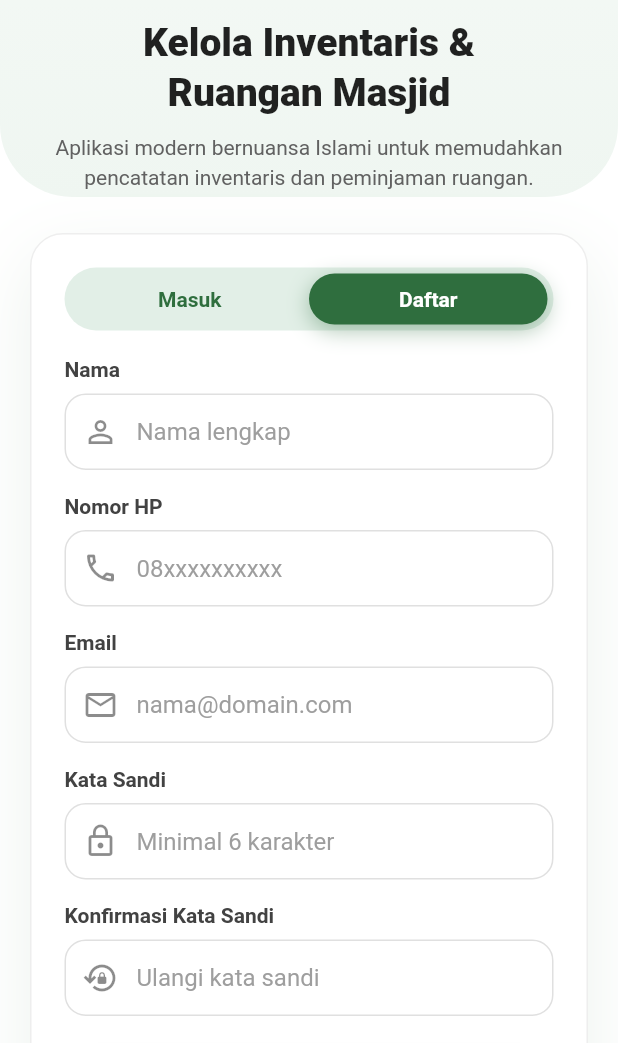
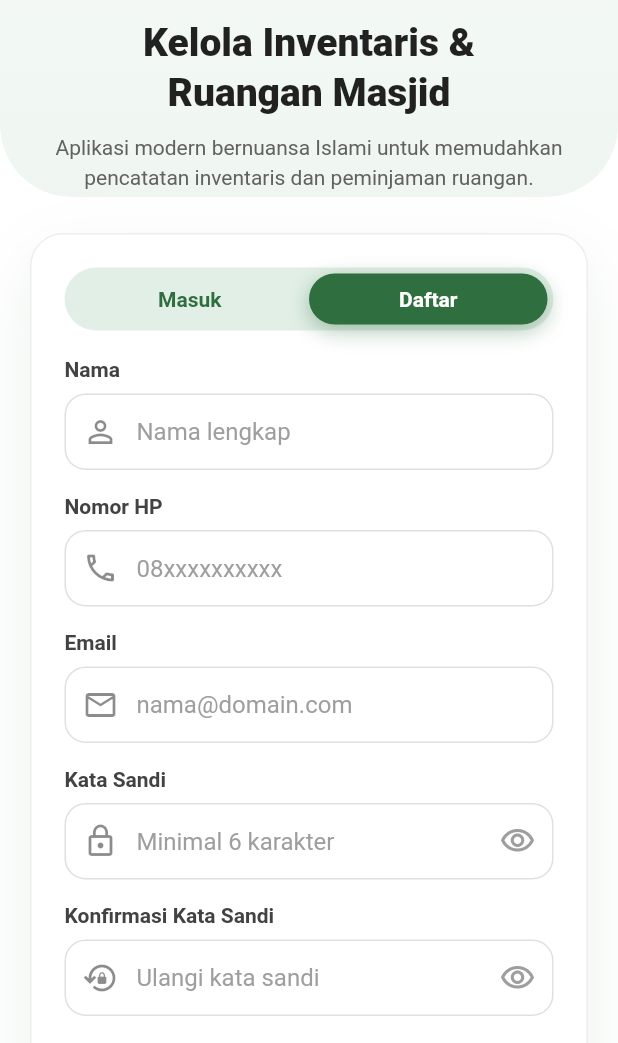
Before and after one commit to Devonarya/AplikasiMobileSimasu, a Flutter app: the screen it shows after launch, on a phone screen of 412 x 824 dp, the part 193-1236 px from its top. Run offline on Flutter 3.47's test engine with Material 3 defaults, Android fonts, the phone set to English and light mode, and no system bars; our stand-ins replace flutter_local_notifications, shared_preferences.

Commit message:
update login, signup add password visibility toggle

```diff
--- a/lib/main.dart
+++ b/lib/main.dart
@@ -76,7 +76,6 @@ class _AuthPageState extends State<AuthPage> {
   Future<void> _redirectIfHasToken() async {
     final token = await SessionManager.getToken();
     if (token != null && token.isNotEmpty) {
-      // Jika sudah ada token, langsung masuk dashboard.
       WidgetsBinding.instance.addPostFrameCallback((_) {
         if (!mounted) return;
         Navigator.of(
@@ -230,6 +229,9 @@ class _AuthCardState extends State<_AuthCard> {
 
   bool _isLoading = false;
 
+  bool _obscurePass = true;
+  bool _obscureConfirm = true;
+
   @override
   void dispose() {
     _name.dispose();
@@ -313,13 +315,27 @@ class _AuthCardState extends State<_AuthCard> {
 
           Text('Kata Sandi', style: _labelStyle),
           const SizedBox(height: 8),
+
           TextField(
             controller: _pass,
             focusNode: _passFocus,
-            obscureText: true,
-            decoration: const InputDecoration(
+            obscureText: _obscurePass,
+            decoration: InputDecoration(
               hintText: 'Minimal 6 karakter',
-              prefixIcon: Icon(Icons.lock_outline),
+              prefixIcon: const Icon(Icons.lock_outline),
+              suffixIcon: IconButton(
+                icon: Icon(
+                  _obscurePass
+                      ? Icons.visibility_outlined
+                      : Icons.visibility_off_outlined,
+                  color: Colors.grey,
+                ),
+                onPressed: () {
+                  setState(() {
+                    _obscurePass = !_obscurePass;
+                  });
+                },
+              ),
             ),
           ),
 
@@ -327,12 +343,26 @@ class _AuthCardState extends State<_AuthCard> {
             const SizedBox(height: 16),
             Text('Konfirmasi Kata Sandi', style: _labelStyle),
             const SizedBox(height: 8),
+
             TextField(
               controller: _confirm,
-              obscureText: true,
-              decoration: const InputDecoration(
+              obscureText: _obscureConfirm,
+              decoration: InputDecoration(
                 hintText: 'Ulangi kata sandi',
-                prefixIcon: Icon(Icons.lock_reset_outlined),
+                prefixIcon: const Icon(Icons.lock_reset_outlined),
+                suffixIcon: IconButton(
+                  icon: Icon(
+                    _obscureConfirm
+                        ? Icons.visibility_outlined
+                        : Icons.visibility_off_outlined,
+                    color: Colors.grey,
+                  ),
+                  onPressed: () {
+                    setState(() {
+                      _obscureConfirm = !_obscureConfirm;
+                    });
+                  },
+                ),
               ),
             ),
           ],
@@ -502,7 +532,6 @@ class _AuthCardState extends State<_AuthCard> {
         phone: phone,
       );
 
-      // Auto login setelah register biar UX enak.
       await AuthService().login(email: email, password: pass);
 
       if (!mounted) return;
```
